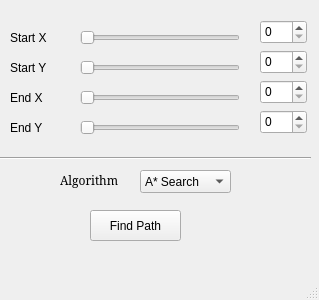
This is menu.ui in gugmelik/path_visualizer as Qt 5 draws it before an edit. The edited form follows.
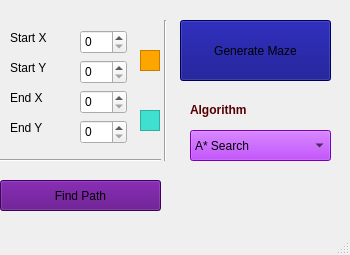
This is the edited form.

Commit message: modified menu with new design

```diff
--- a/menu.ui
+++ b/menu.ui
@@ -6,92 +6,19 @@
    <rect>
     <x>0</x>
     <y>0</y>
-    <width>319</width>
-    <height>300</height>
+    <width>350</width>
+    <height>255</height>
    </rect>
   </property>
   <property name="windowTitle">
    <string>MainWindow</string>
   </property>
   <widget class="QWidget" name="centralwidget">
-   <widget class="QSlider" name="horizontalSlider_1">
-    <property name="enabled">
-     <bool>true</bool>
-    </property>
-    <property name="geometry">
-     <rect>
-      <x>80</x>
-      <y>30</y>
-      <width>160</width>
-      <height>16</height>
-     </rect>
-    </property>
-    <property name="mouseTracking">
-     <bool>false</bool>
-    </property>
-    <property name="maximum">
-     <number>50</number>
-    </property>
-    <property name="orientation">
-     <enum>Qt::Horizontal</enum>
-    </property>
-   </widget>
-   <widget class="QSlider" name="horizontalSlider_2">
-    <property name="geometry">
-     <rect>
-      <x>80</x>
-      <y>60</y>
-      <width>160</width>
-      <height>16</height>
-     </rect>
-    </property>
-    <property name="maximum">
-     <number>50</number>
-    </property>
-    <property name="orientation">
-     <enum>Qt::Horizontal</enum>
-    </property>
-   </widget>
-   <widget class="QSlider" name="horizontalSlider_3">
-    <property name="geometry">
-     <rect>
-      <x>80</x>
-      <y>90</y>
-      <width>160</width>
-      <height>16</height>
-     </rect>
-    </property>
-    <property name="maximum">
-     <number>50</number>
-    </property>
-    <property name="orientation">
-     <enum>Qt::Horizontal</enum>
-    </property>
-   </widget>
-   <widget class="QSlider" name="horizontalSlider_4">
-    <property name="geometry">
-     <rect>
-      <x>80</x>
-      <y>120</y>
-      <width>160</width>
-      <height>16</height>
-     </rect>
-    </property>
-    <property name="maximum">
-     <number>50</number>
-    </property>
-    <property name="orientation">
-     <enum>Qt::Horizontal</enum>
-    </property>
-    <property name="tickPosition">
-     <enum>QSlider::NoTicks</enum>
-    </property>
-   </widget>
    <widget class="QSpinBox" name="spinBox_1">
     <property name="geometry">
      <rect>
-      <x>260</x>
-      <y>20</y>
+      <x>80</x>
+      <y>30</y>
       <width>47</width>
       <height>24</height>
      </rect>
@@ -103,8 +30,8 @@
    <widget class="QSpinBox" name="spinBox_2">
     <property name="geometry">
      <rect>
-      <x>260</x>
-      <y>50</y>
+      <x>80</x>
+      <y>60</y>
       <width>47</width>
       <height>24</height>
      </rect>
@@ -116,8 +43,8 @@
    <widget class="QSpinBox" name="spinBox_3">
     <property name="geometry">
      <rect>
-      <x>260</x>
-      <y>80</y>
+      <x>80</x>
+      <y>90</y>
       <width>47</width>
       <height>24</height>
      </rect>
@@ -129,8 +56,8 @@
    <widget class="QSpinBox" name="spinBox_4">
     <property name="geometry">
      <rect>
-      <x>260</x>
-      <y>110</y>
+      <x>80</x>
+      <y>120</y>
       <width>47</width>
       <height>24</height>
      </rect>
@@ -142,10 +69,10 @@
    <widget class="QComboBox" name="comboBox">
     <property name="geometry">
      <rect>
-      <x>140</x>
-      <y>170</y>
-      <width>91</width>
-      <height>23</height>
+      <x>190</x>
+      <y>130</y>
+      <width>141</width>
+      <height>31</height>
      </rect>
     </property>
     <property name="font">
@@ -153,6 +80,11 @@
       <pointsize>9</pointsize>
      </font>
     </property>
+    <property name="styleSheet">
+     <string notr="true">font: 9pt &quot;Sans Serif&quot;;
+background-color: rgb(170, 0, 255);
+</string>
+    </property>
     <item>
      <property name="text">
       <string>A* Search</string>
@@ -179,8 +111,8 @@
      <rect>
       <x>0</x>
       <y>150</y>
-      <width>311</width>
-      <height>16</height>
+      <width>161</width>
+      <height>21</height>
      </rect>
     </property>
     <property name="orientation">
@@ -239,44 +171,91 @@
      <string>End Y</string>
     </property>
    </widget>
-   <widget class="QLabel" name="label_5">
-    <property name="geometry">
-     <rect>
-      <x>60</x>
-      <y>170</y>
-      <width>61</width>
-      <height>21</height>
-     </rect>
-    </property>
-    <property name="font">
-     <font>
-      <family>Serif</family>
-      <pointsize>9</pointsize>
-     </font>
-    </property>
-    <property name="text">
-     <string>Algorithm</string>
-    </property>
-    <property name="textFormat">
-     <enum>Qt::AutoText</enum>
-    </property>
-    <property name="scaledContents">
-     <bool>false</bool>
-    </property>
-   </widget>
    <widget class="QPushButton" name="pushButton">
     <property name="geometry">
      <rect>
-      <x>90</x>
-      <y>210</y>
-      <width>91</width>
+      <x>0</x>
+      <y>180</y>
+      <width>161</width>
       <height>31</height>
      </rect>
     </property>
+    <property name="styleSheet">
+     <string notr="true">background-color: rgb(85, 0, 127);</string>
+    </property>
     <property name="text">
      <string>Find Path</string>
     </property>
    </widget>
+   <widget class="QPushButton" name="pushButton_2">
+    <property name="geometry">
+     <rect>
+      <x>180</x>
+      <y>20</y>
+      <width>151</width>
+      <height>61</height>
+     </rect>
+    </property>
+    <property name="styleSheet">
+     <string notr="true">background-color: rgb(0, 0, 127);
+font: 75 11pt &quot;DejaVu Serif&quot;;</string>
+    </property>
+    <property name="text">
+     <string>Generate Maze</string>
+    </property>
+   </widget>
+   <widget class="Line" name="line_2">
+    <property name="geometry">
+     <rect>
+      <x>150</x>
+      <y>20</y>
+      <width>31</width>
+      <height>141</height>
+     </rect>
+    </property>
+    <property name="orientation">
+     <enum>Qt::Vertical</enum>
+    </property>
+   </widget>
+   <widget class="QLabel" name="label_5">
+    <property name="geometry">
+     <rect>
+      <x>190</x>
+      <y>100</y>
+      <width>101</width>
+      <height>20</height>
+     </rect>
+    </property>
+    <property name="text">
+     <string>&lt;html&gt;&lt;head/&gt;&lt;body&gt;&lt;p&gt;&lt;span style=&quot; font-weight:600; color:#550000;&quot;&gt;Algorithm&lt;/span&gt;&lt;/p&gt;&lt;/body&gt;&lt;/html&gt;</string>
+    </property>
+   </widget>
+   <widget class="QGraphicsView" name="graphicsView">
+    <property name="geometry">
+     <rect>
+      <x>140</x>
+      <y>50</y>
+      <width>20</width>
+      <height>21</height>
+     </rect>
+    </property>
+    <property name="styleSheet">
+     <string notr="true">background-color: rgb(255, 165, 0);</string>
+    </property>
+   </widget>
+   <widget class="QGraphicsView" name="graphicsView_3">
+    <property name="geometry">
+     <rect>
+      <x>140</x>
+      <y>110</y>
+      <width>20</width>
+      <height>21</height>
+     </rect>
+    </property>
+    <property name="styleSheet">
+     <string notr="true">background-color: rgb(64, 224, 208);</string>
+    </property>
+   </widget>
   </widget>
   <widget class="QMenuBar" name="menubar">
    <property name="geometry">
```
Left out of the diff: 133 changed lines with no effect on the pictures. The commit also changes 2 other files.
